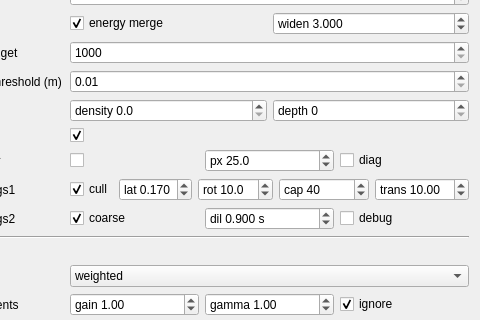
Qt form gui_client/GaussianSplatSettingsWidget.ui (russiaman/substrata_robo) before a commit; both pictures show x 91 to 571 and y 191 to 511 of the 571 by 1252 pixel window.
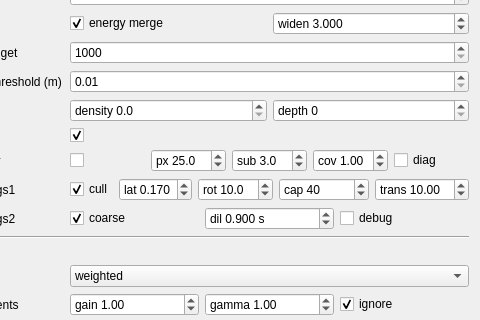
The same form after that commit.

Commit message:
Splat UI: sub / cov calibration spinboxes on the Saturation filter row
Drive the saturation grid's tile subdivision and an occluder's coverage
entitlement (glare-core). Temporary, to find the working point on a real
scene; both get frozen as code constants afterwards and these controls go.

Persisted, unlike the Saturation filter and diag toggles beside them: those
are measurement modes that must not start silently on, whereas losing a
half-found calibration value on every restart would defeat the search.

Patch:
```diff
--- a/gui_client/GaussianSplatSettingsWidget.ui
+++ b/gui_client/GaussianSplatSettingsWidget.ui
@@ -644,6 +644,56 @@
         </property>
        </widget>
       </item>
+      <item>
+       <widget class="QDoubleSpinBox" name="satGridSubdivDoubleSpinBox">
+        <property name="prefix">
+         <string>sub </string>
+        </property>
+        <property name="toolTip">
+         <string>SESSION076 CALIBRATION, temporary. Divides the saturation grid's tile angular size, so grid resolution scales with it. Silhouette accuracy is bounded by tile size: at 1 a tile spans the whole "px" value (30 px at the default), which cannot separate a 30-50 px feature - a chair back protruding above a table - from the geometry beside it in the same tile, so the nearer one saturates the tile and takes the other with it. Higher = finer silhouettes, more tiles, more grid build cost (off the critical path since the saturation pass was split out of the traversal). To be frozen as a code constant once the working point is found, and this control removed.</string>
+        </property>
+        <property name="decimals">
+         <number>1</number>
+        </property>
+        <property name="minimum">
+         <double>1.000000000000000</double>
+        </property>
+        <property name="maximum">
+         <double>8.000000000000000</double>
+        </property>
+        <property name="singleStep">
+         <double>0.500000000000000</double>
+        </property>
+        <property name="value">
+         <double>3.000000000000000</double>
+        </property>
+       </widget>
+      </item>
+      <item>
+       <widget class="QDoubleSpinBox" name="satCoverageSigmasDoubleSpinBox">
+        <property name="prefix">
+         <string>cov </string>
+        </property>
+        <property name="toolTip">
+         <string>SESSION076 CALIBRATION, temporary. How far out, in the node's own sigmas, an occluder may CLAIM a tile as fully behind it - separate from how far its weighting extends (fixed at the 3-sigma draw cutoff). A tile is written only if it lies fully inside this disc, so "this tile's whole cone is blocked" is something the node established rather than an average over a cone it only partly fills. Too high and shadows grow wider than the geometry casting them (objects vanish with nothing in front of them); too low and no node can blanket a tile, so mid-field geometry stops occluding at all. To be frozen as a code constant once the working point is found, and this control removed.</string>
+        </property>
+        <property name="decimals">
+         <number>2</number>
+        </property>
+        <property name="minimum">
+         <double>0.250000000000000</double>
+        </property>
+        <property name="maximum">
+         <double>3.000000000000000</double>
+        </property>
+        <property name="singleStep">
+         <double>0.250000000000000</double>
+        </property>
+        <property name="value">
+         <double>1.000000000000000</double>
+        </property>
+       </widget>
+      </item>
       <item>
        <widget class="QCheckBox" name="satDiagCheckBox">
         <property name="text">
```
The commit also changes 2 other files.
